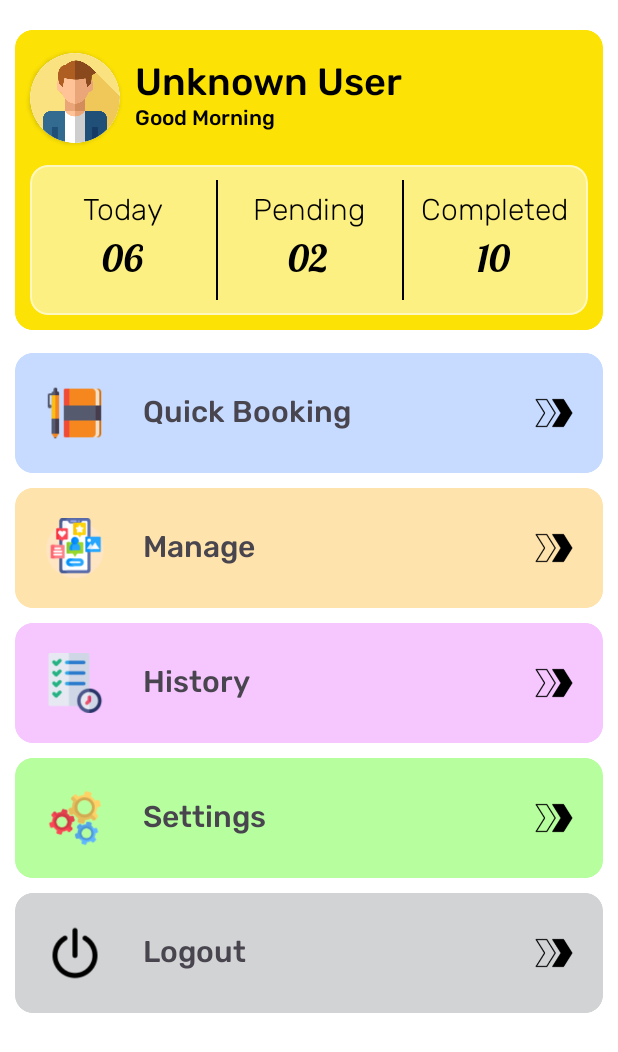
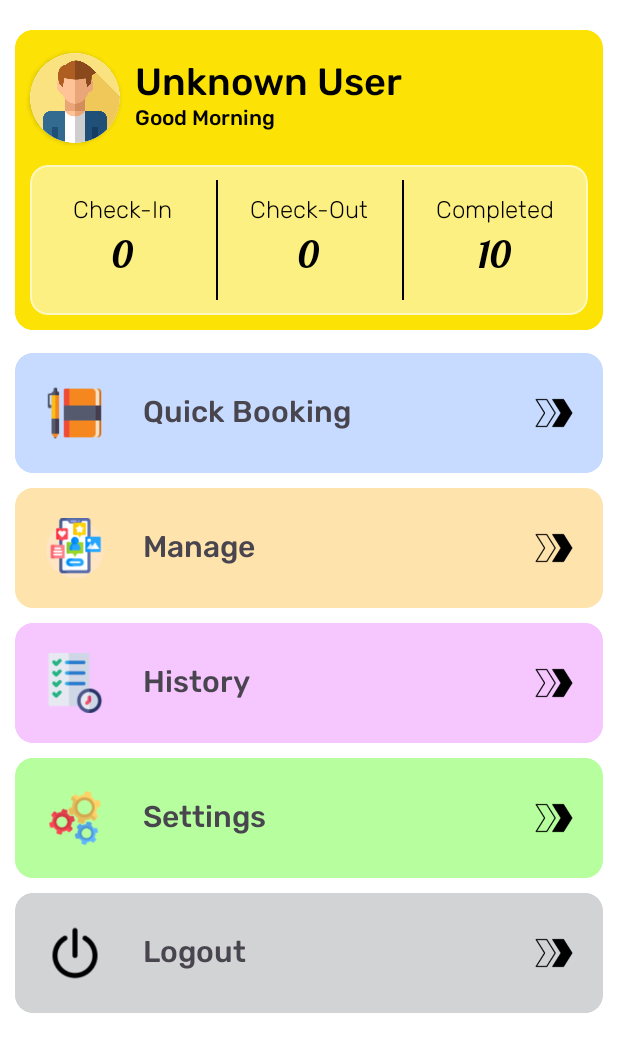
Before and after one commit to NiwanthaR/TRR_App, an Android app: the screen it shows after launch once a user with an empty profile is signed in (Dashboard), on a phone screen of 412 x 824 dp. Shown: the top 1052 px of the screen. Run offline under Robolectric (Android 15) with nearby library versions, the phone set to English and light mode, and no system bars; our stand-ins replace Firebase (no records; nobody signed in at launch, a user with empty details on screens opened directly), Picasso; 3 statements that could not run were skipped.

Commit message:
display check in and check out

```diff
--- a/app/src/main/java/com/example/trr_app/view/Dashboard.kt
+++ b/app/src/main/java/com/example/trr_app/view/Dashboard.kt
@@ -10,17 +10,22 @@ import android.widget.RelativeLayout
 import android.widget.TextView
 import com.example.trr_app.R
 import com.example.trr_app.common.BaseActivity
+import com.example.trr_app.model.SubmitBooking
 import com.example.trr_app.model.User
 import com.example.trr_app.support.BookingSuccessDialog
 import com.example.trr_app.view.ManageUI.AddQuickBooking
 import com.example.trr_app.view.ManageUI.ManageBookingActivity
 import com.example.trr_app.view.SettingsUI.UserSettings
 import com.google.android.material.card.MaterialCardView
+import com.google.android.material.snackbar.Snackbar
 import com.google.firebase.database.DataSnapshot
 import com.google.firebase.database.DatabaseError
+import com.google.firebase.database.Query
 import com.google.firebase.database.ValueEventListener
 import com.squareup.picasso.Picasso
+import java.text.SimpleDateFormat
 import java.util.Calendar
+import java.util.Date
 
 
 class Dashboard : BaseActivity(),OnClickListener {
@@ -35,7 +40,8 @@ class Dashboard : BaseActivity(),OnClickListener {
         get() = findViewById(R.id.dashboardWish)
     private val manageUIDashboard : RelativeLayout
         get() = findViewById(R.id.manageUILayout)
-
+    private val dashboardContentView : RelativeLayout
+        get() = findViewById(R.id.dashboardContentView)
     private val quickBookingDashboard : RelativeLayout
         get() = findViewById(R.id.layoutQuickBooking)
 
@@ -48,10 +54,19 @@ class Dashboard : BaseActivity(),OnClickListener {
     private val settingUICard : MaterialCardView
         get() = findViewById(R.id.settings_card)
 
+    private val checkInCountView : TextView
+        get() = findViewById(R.id.roomCheckInCount)
+
+    private val checkOutCountView : TextView
+        get() = findViewById(R.id.roomCheckOutCount)
+
     //database reference
     private var databasereference = firebaseDatabaseReference
     //dialog
     private val alertDialog = BookingSuccessDialog()
+
+    private var checkIn = 0
+    private var checkOut = 0
 
     override fun onCreate(savedInstanceState: Bundle?) {
         super.onCreate(savedInstanceState)
@@ -76,6 +91,9 @@ class Dashboard : BaseActivity(),OnClickListener {
         //load image
         getProfileImage()
         loadingDialogClose()
+
+        //load display data
+        loadCheckInCheckOut()
     }
 
     override fun onClick(view: View?) {
@@ -148,4 +166,76 @@ class Dashboard : BaseActivity(),OnClickListener {
             userWish.text = "Good Morning"
         }
     }
+
+    private fun loadCheckInCheckOut(){
+
+        //get date
+        val date = getCurrentDate()
+
+        //load progress dialog
+        loadingProgressDialog(this)
+
+        val checkInList = ArrayList<SubmitBooking>()
+        val checkOutList = ArrayList<SubmitBooking>()
+
+        val bookingDatabaseReference = firebaseDatabaseReference.child("Booking Details").child("Appointment Reservation")
+
+        val query1: Query = bookingDatabaseReference.ref.orderByChild("checkIn").startAt(date)
+        val query2: Query = bookingDatabaseReference.ref.orderByChild("checkOut").startAt(date)
+
+        query1.addValueEventListener(object :ValueEventListener{
+            override fun onDataChange(snapshot: DataSnapshot) {
+                checkInList.clear()
+                //load data
+                for (postSnapshot in snapshot.children) {
+                    val booking: SubmitBooking? = postSnapshot.getValue(SubmitBooking::class.java)
+                    if (booking!=null){
+                        Log.e(TAG, "Data loading success")
+                        checkInList.add(booking)
+                    }else{
+                        Log.e(TAG, "Data loading failed. booking is empty")
+                    }
+                }
+                //get count
+                checkIn = checkInList.size
+                checkInCountView.text = checkIn.toString()
+            }
+
+            override fun onCancelled(error: DatabaseError) {
+                Log.e(TAG, "Check in Data loading Failed")
+            }
+
+        })
+
+        query2.addValueEventListener(object :ValueEventListener{
+            override fun onDataChange(snapshot: DataSnapshot) {
+                checkOutList.clear()
+                //load data
+                for (postSnapshot in snapshot.children){
+                    val booking: SubmitBooking? = postSnapshot.getValue(SubmitBooking::class.java)
+                    if (booking!=null){
+                        Log.e(TAG, "Data loading success")
+                        checkOutList.add(booking)
+                    }else{
+                        Log.e(TAG, "Data loading failed. booking is empty")
+                    }
+                }
+
+                checkOut = checkOutList.size
+                checkOutCountView.text = checkOut.toString()
+            }
+
+            override fun onCancelled(error: DatabaseError) {
+                Log.e(TAG, "Check out Data loading Failed")
+            }
+
+        })
+
+        //(adapter as FirebaseRecyclerAdapter<RoomDetails, RoomViewHolder>).startListening()
+        //roomRecyclerView.adapter = adapter
+
+        //close progress dialog
+        loadingDialogClose()
+
+    }
 }
--- a/app/src/main/java/com/example/trr_app/view/ManageUI/AddQuickBooking.kt
+++ b/app/src/main/java/com/example/trr_app/view/ManageUI/AddQuickBooking.kt
@@ -305,7 +305,6 @@ class AddQuickBooking : BaseActivity(),OnClickListener {
 
                     }else{
                         Log.e(TAG, "Data loading failed. booking is empty")
-                        Snackbar.make(contentViewRelative,R.string.booking_data_null, Snackbar.LENGTH_SHORT).show()
                     }
                 }
 
--- a/app/src/main/res/layout/activity_dashboard.xml
+++ b/app/src/main/res/layout/activity_dashboard.xml
@@ -1,5 +1,6 @@
 <?xml version="1.0" encoding="utf-8"?>
 <RelativeLayout
+    android:id="@+id/dashboardContentView"
     xmlns:android="http://schemas.android.com/apk/res/android"
     xmlns:app="http://schemas.android.com/apk/res-auto"
     xmlns:tools="http://schemas.android.com/tools"
@@ -123,12 +124,12 @@
                                             android:layout_width="wrap_content"
                                             android:layout_height="wrap_content"
                                             android:textColor="@color/black"
-                                            android:textSize="20sp"
+                                            android:textSize="16sp"
                                             android:fontFamily="@font/rubik_light"
-                                            android:text="Today" />
+                                            android:text="Check-In" />
 
                                         <TextView
-                                            android:id="@+id/value01"
+                                            android:id="@+id/roomCheckInCount"
                                             android:layout_gravity="center_horizontal"
                                             android:layout_width="wrap_content"
                                             android:layout_height="wrap_content"
@@ -174,12 +175,12 @@
                                             android:layout_width="wrap_content"
                                             android:layout_height="wrap_content"
                                             android:fontFamily="@font/rubik_light"
-                                            android:text="Pending"
+                                            android:text="Check-Out"
                                             android:textColor="@color/black"
-                                            android:textSize="20sp" />
+                                            android:textSize="16sp" />
 
                                         <TextView
-                                            android:id="@+id/value02"
+                                            android:id="@+id/roomCheckOutCount"
                                             android:layout_width="wrap_content"
                                             android:layout_height="wrap_content"
                                             android:layout_gravity="center_horizontal"
@@ -221,21 +222,21 @@
                                         <TextView
                                             android:id="@+id/value03Title"
                                             android:layout_width="wrap_content"
-                                            android:textSize="20sp"
+                                            android:layout_height="wrap_content"
                                             android:fontFamily="@font/rubik_light"
-                                            android:layout_height="wrap_content"
+                                            android:text="Completed"
                                             android:textColor="@color/black"
-                                            android:text="Completed" />
+                                            android:textSize="16sp" />
 
                                         <TextView
                                             android:id="@+id/value03"
-                                            android:fontFamily="@font/lobster_regular"
                                             android:layout_width="wrap_content"
                                             android:layout_height="wrap_content"
-                                            android:textSize="25dp"
+                                            android:layout_gravity="center_horizontal"
+                                            android:fontFamily="@font/lobster_regular"
+                                            android:text="10"
                                             android:textColor="@color/black"
-                                            android:layout_gravity="center_horizontal"
-                                            android:text="10"/>
+                                            android:textSize="25dp" />
                                     </LinearLayout>
 
                                 </RelativeLayout>
```
